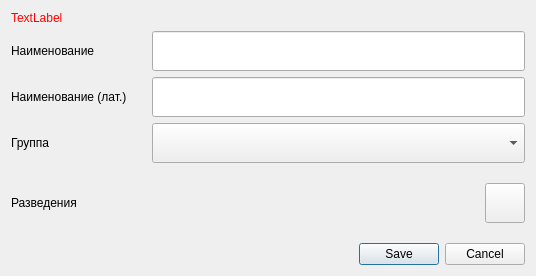
Old version of the form interface/homeopathy/homeopathyDrugForm.ui in the repository strizh78/MApp.
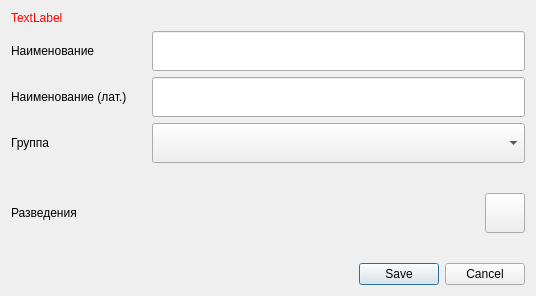
New version of the form. Icons and pictures are not drawn.

The edit to the form file:
```diff
--- a/interface/homeopathy/homeopathyDrugForm.ui
+++ b/interface/homeopathy/homeopathyDrugForm.ui
@@ -10,7 +10,7 @@
     <x>0</x>
     <y>0</y>
     <width>536</width>
-    <height>276</height>
+    <height>296</height>
    </rect>
   </property>
   <property name="windowTitle">
```
